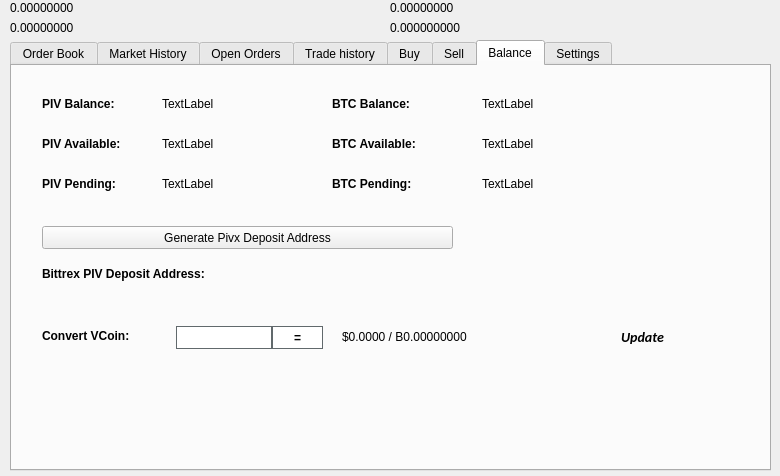
Qt form src/qt/forms/tradingdialog.ui (kuldeepsinghsaini108/boomcoin) before a commit.
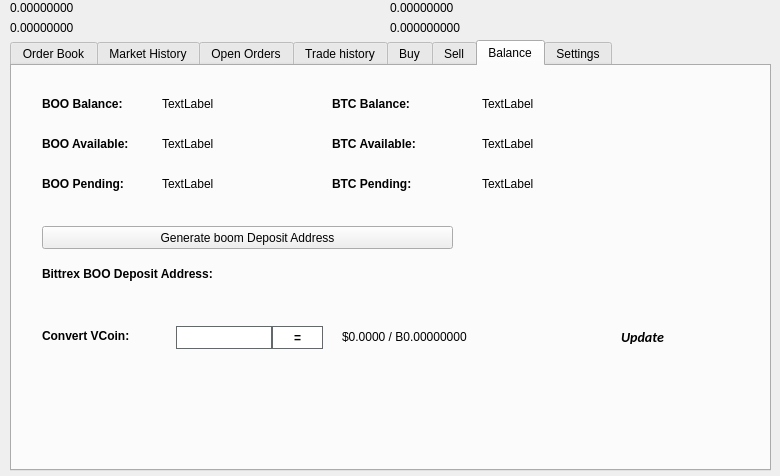
The same form after that commit. The open tabs and pages were chosen to show the change. Icons and pictures are not drawn.

What changed in the file:
```diff
--- a/src/qt/forms/tradingdialog.ui
+++ b/src/qt/forms/tradingdialog.ui
@@ -2762,7 +2762,7 @@
       </font>
      </property>
      <property name="text">
-      <string>PIV Balance:</string>
+      <string>BOO Balance:</string>
      </property>
     </widget>
     <widget class="QLabel" name="label_12">
@@ -2813,7 +2813,7 @@
       </font>
      </property>
      <property name="text">
-      <string>PIV Available:</string>
+      <string>BOO Available:</string>
      </property>
     </widget>
     <widget class="QLabel" name="label_14">
@@ -2832,7 +2832,7 @@
       </font>
      </property>
      <property name="text">
-      <string>PIV Pending:</string>
+      <string>BOO Pending:</string>
      </property>
     </widget>
     <widget class="QLabel" name="PIVPendingLabel">
@@ -2928,7 +2928,7 @@
       </font>
      </property>
      <property name="text">
-      <string>Bittrex PIV Deposit Address:</string>
+      <string>Bittrex BOO Deposit Address:</string>
      </property>
     </widget>
     <widget class="QPushButton" name="GenDepositBTN">
@@ -2941,7 +2941,7 @@
       </rect>
      </property>
      <property name="text">
-      <string>Generate Pivx Deposit Address</string>
+      <string>Generate boom Deposit Address</string>
      </property>
      <property name="icon">
       <iconset resource="../pivx.qrc">
```
Left out of the diff: 46 changed lines with no effect on the pictures.
